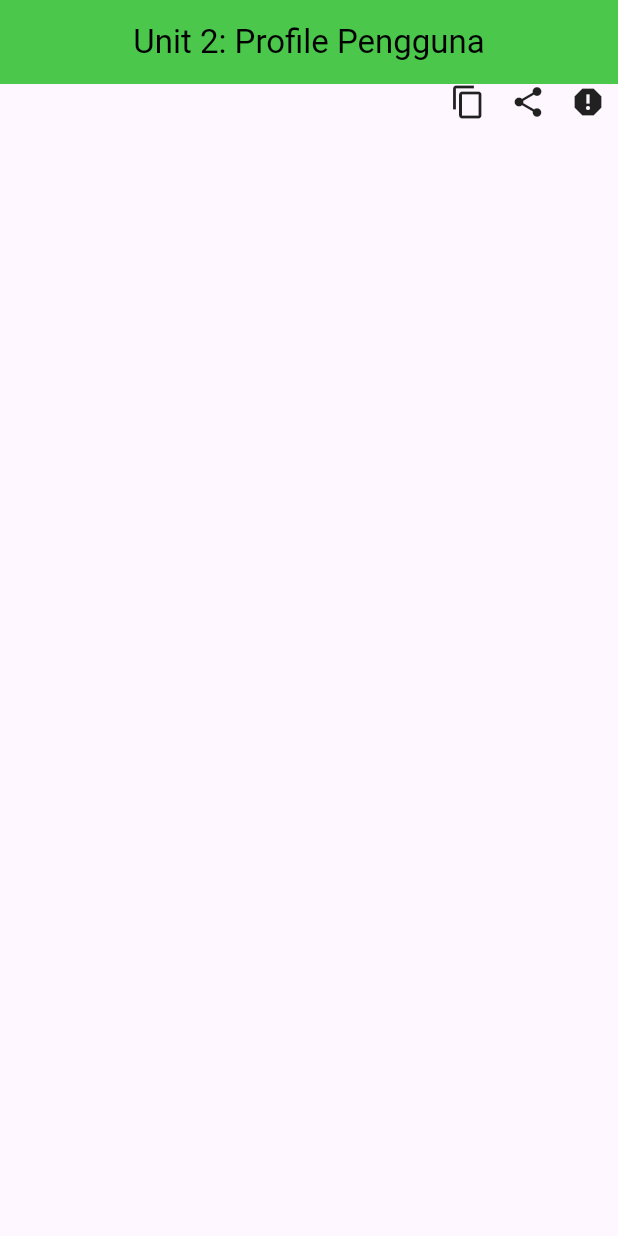
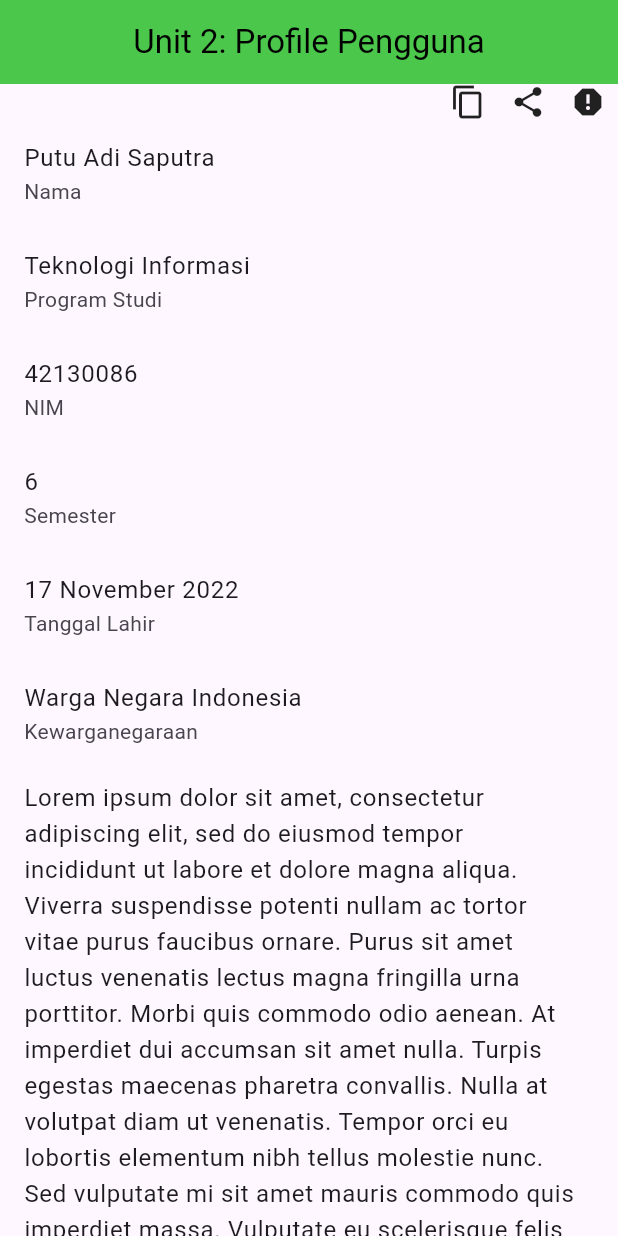
Before and after one commit to narutompel/praktikum_multiplatform_unit_3, a Flutter app: the screen it shows after launch, on a phone screen of 412 x 824 dp. Run offline on Flutter 3.47's test engine with Material 3 defaults, Android fonts, the phone set to English and light mode, and no system bars; network calls fail.

Commit message:
menambah tampilan menggunakan wiget listTile

```diff
--- a/lib/main.dart
+++ b/lib/main.dart
@@ -1,5 +1,6 @@
 import 'package:flutter/material.dart';
 import 'package:flutter/physics.dart';
+import 'package:flutter/widgets.dart';
 
 void main() {
   runApp(MyApp());
@@ -54,6 +55,34 @@ class HomePage extends StatelessWidget {
                   child: Icon(Icons.report),
                 ),
               ],
+            ),
+            const ListTile(
+              title: Text("Putu Adi Saputra"),
+              subtitle: Text("Nama"),
+            ),
+            const ListTile(
+              title: Text("Teknologi Informasi"),
+              subtitle: Text("Program Studi"),
+            ),
+            const ListTile(
+              title: Text("42130086"),
+              subtitle: Text("NIM"),
+            ),
+            const ListTile(
+              title: Text("6"),
+              subtitle: Text("Semester"),
+            ),
+            const ListTile(
+              title: Text("17 November 2022"),
+              subtitle: Text("Tanggal Lahir"),
+            ),
+            const ListTile(
+              title: Text("Warga Negara Indonesia"),
+              subtitle: Text("Kewarganegaraan"),
+            ),
+            const ListTile(
+              title: Text(
+                  "Lorem ipsum dolor sit amet, consectetur adipiscing elit, sed do eiusmod tempor incididunt ut labore et dolore magna aliqua. Viverra suspendisse potenti nullam ac tortor vitae purus faucibus ornare. Purus sit amet luctus venenatis lectus magna fringilla urna porttitor. Morbi quis commodo odio aenean. At imperdiet dui accumsan sit amet nulla. Turpis egestas maecenas pharetra convallis. Nulla at volutpat diam ut venenatis. Tempor orci eu lobortis elementum nibh tellus molestie nunc. Sed vulputate mi sit amet mauris commodo quis imperdiet massa. Vulputate eu scelerisque felis imperdiet."),
             )
           ],
         ));
```
